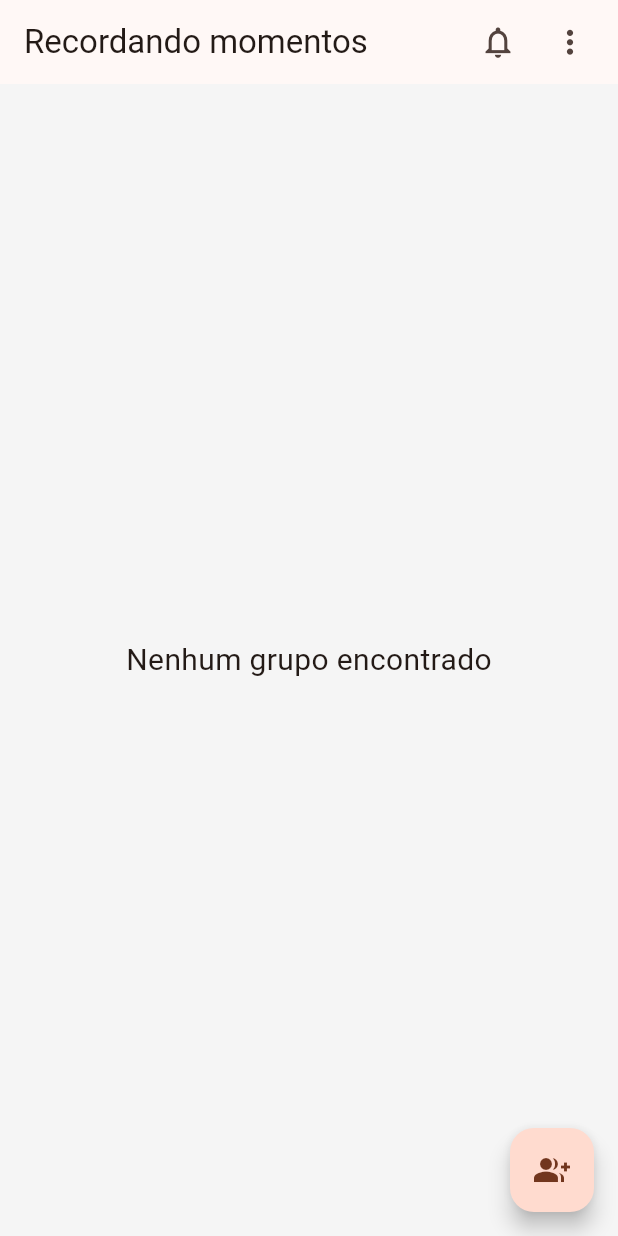
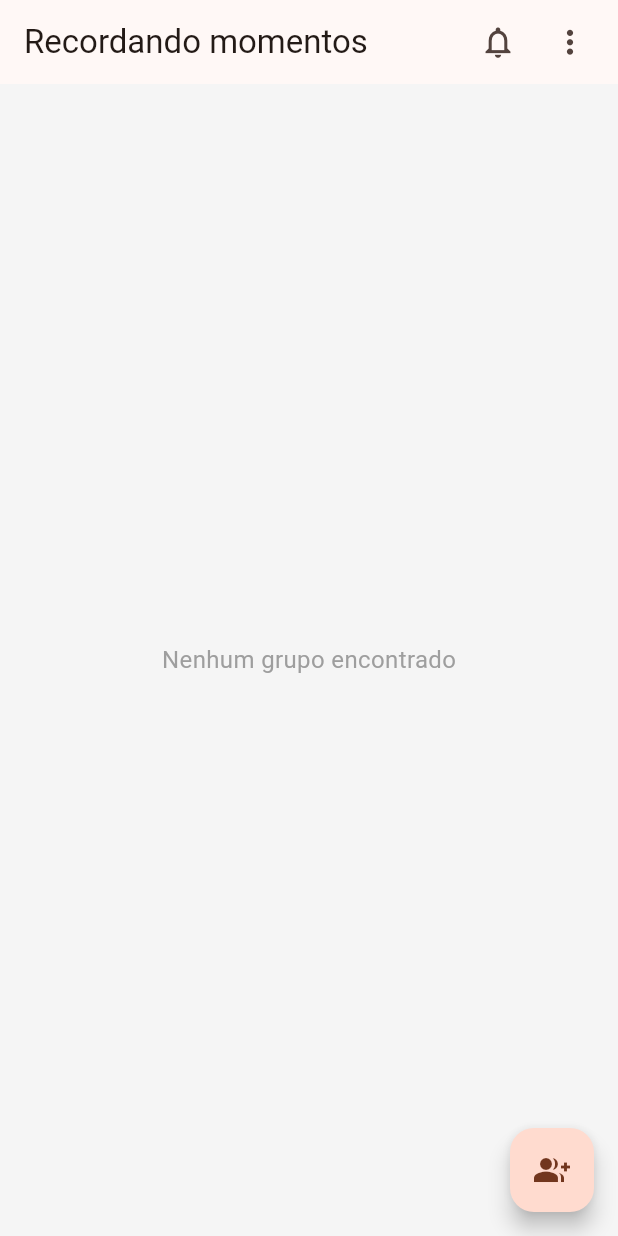
Before and after one commit to ViniciusFazolo/tcc-flutter, a Flutter app: the Home screen opened directly, on a phone screen of 412 x 824 dp. Run offline on Flutter 3.47's test engine with Material 3 defaults, Android fonts, the phone set to English and light mode, and no system bars; our stand-ins replace camera, image_picker, mask_text_input_formatter, permission_handler, shared_preferences; accounts and stored records are empty; network calls fail.

Commit message:
style: estiliza os textos de informação para as telas que não tiverem conteúdo

```diff
--- a/lib/pages/home.dart
+++ b/lib/pages/home.dart
@@ -118,8 +118,8 @@ class _HomeState extends State<Home> {
         child: controller.groups.isEmpty
             ? const Center(
                 child: Text(
-                  "Nenhum grupo encontrado",
-                  style: TextStyle(fontSize: 20),
+                  'Nenhum grupo encontrado',
+                  style: TextStyle(fontSize: 16, color: Colors.grey),
                 ),
               )
             : SizedBox(
--- a/lib/pages/publish.dart
+++ b/lib/pages/publish.dart
@@ -194,7 +194,10 @@ class _PublishState extends State<Publish> {
                   ),
                 )
               : Center(
-                  child: Text("Não há fotos", style: TextStyle(fontSize: 20)),
+                  child: Text(
+                    'Nenhuma foto encontrada',
+                    style: TextStyle(fontSize: 16, color: Colors.grey),
+                  ),
                 ),
           LoadingOverlay(
             isLoading: isDeletingImage,
```
Also changed, not shown: lib/pages/group_details.dart (+10 -3 lines).
